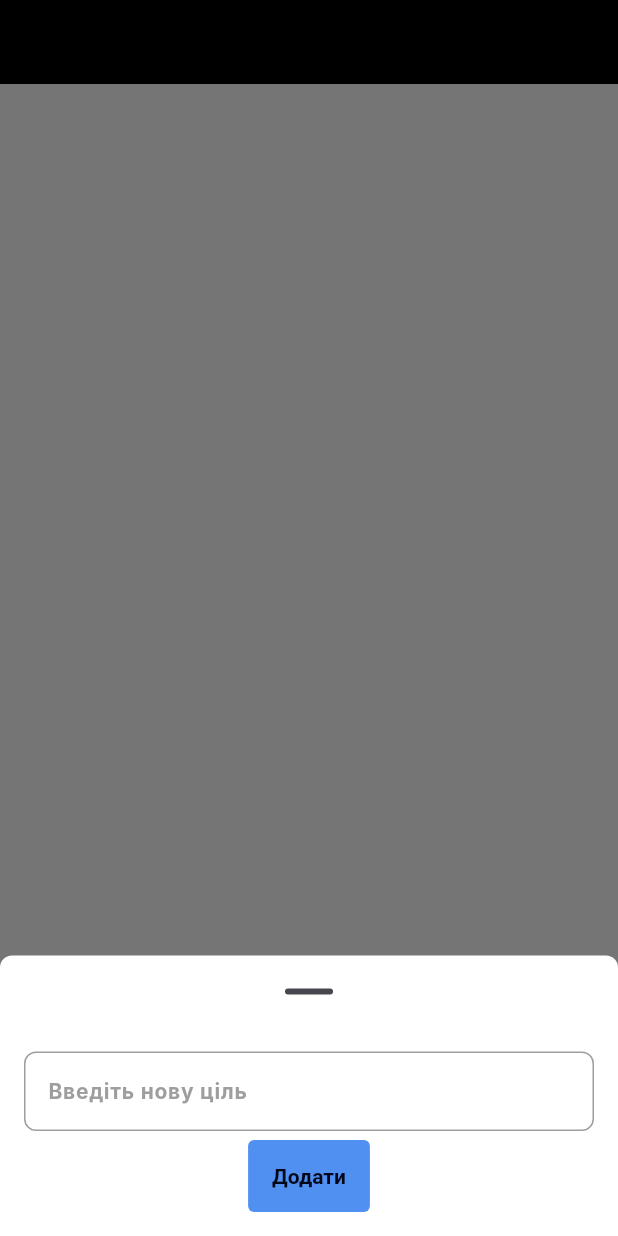
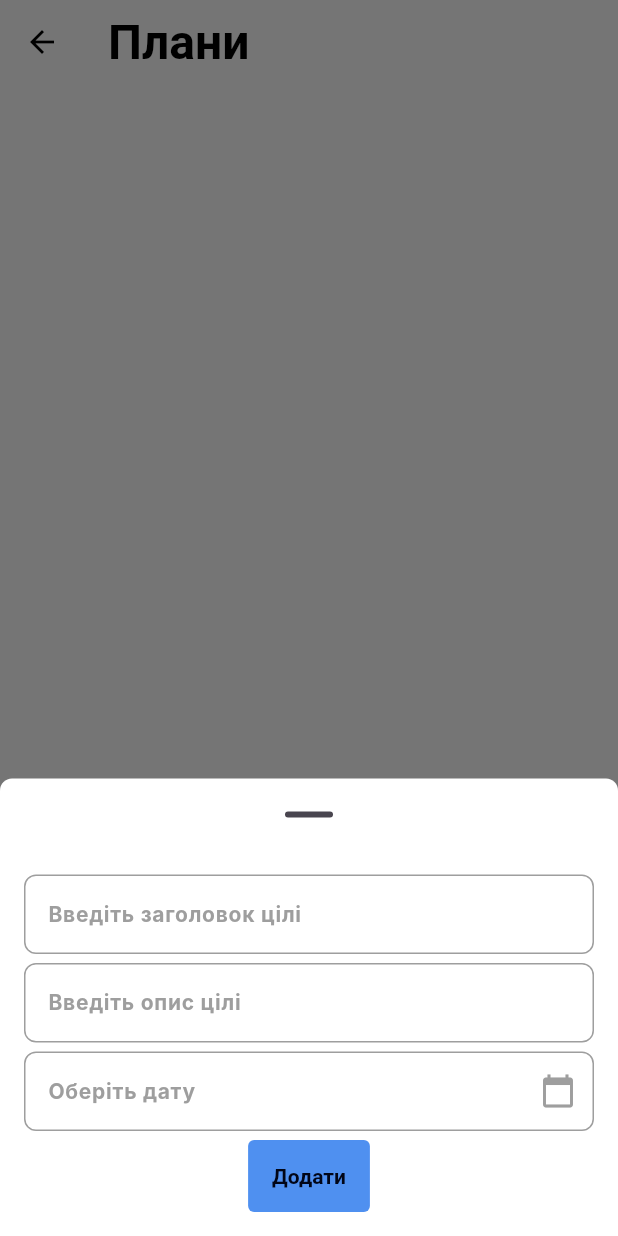
Before and after one commit to cvvalone/schedule, a Flutter app: the HomePage screen opened directly, item 3 of the bottom bar chosen, after a tap on the "add" icon, on a phone screen of 412 x 824 dp. Run offline on Flutter 3.47's test engine with Material 3 defaults, Android fonts, the phone set to English and light mode, and no system bars; our stand-ins replace bloc, equatable, firebase_auth, firebase_core, flutter_bloc, font_awesome_flutter and 4 more; missing offline and left inert: flow_builder; accounts and stored records are empty; Roboto replaces fonts that are missing (Inter).

Commit message:
Remaked Daily Tasks, fixed deleting and toggle

```diff
--- a/lib/main.dart
+++ b/lib/main.dart
@@ -3,12 +3,14 @@ import 'package:bloc/bloc.dart';
 import 'package:firebase_core/firebase_core.dart';
 import 'package:flutter/material.dart';
 import 'package:hive_flutter/adapters.dart';
+import 'package:intl/date_symbol_data_local.dart';
 import 'package:schedule/firebase_options.dart';
 import 'package:schedule/src/common/bloc/AppBlocObserver.dart';
 import 'package:schedule/src/data/repos/daily_task/model/daily_task.dart';
 import 'package:schedule/src/features/app/app.dart';
 
 Future<void> main() async {
+  await initializeDateFormatting('uk_UA', '');
   WidgetsFlutterBinding.ensureInitialized();
   Bloc.observer = const AppBlocObserver();
 
@@ -21,6 +23,7 @@ Future<void> main() async {
   await authentificationRepository.user.first;
 
   await Hive.initFlutter();
+
   Hive.registerAdapter(DailyTaskAdapter());
   await Hive.openBox<DailyTask>('tasks');
 
--- a/lib/src/data/repos/daily_task/model/daily_task.dart
+++ b/lib/src/data/repos/daily_task/model/daily_task.dart
@@ -4,26 +4,40 @@ part 'daily_task.g.dart';
 
 @HiveType(typeId: 0)
 class DailyTask {
-
   @HiveField(0)
   final String title;
 
   @HiveField(1)
+  final String description;
+
+  @HiveField(2)
   final String id;
 
-  @HiveField(2)
+  @HiveField(3)
+  final DateTime date;
+
+  @HiveField(4)
   final bool isCompleted;
 
   DailyTask({
     required this.title,
+    required this.description,
     required this.id,
+    required this.date,
     this.isCompleted = false,
   });
 
-  DailyTask copyWith({String? title, bool? isCompleted}) {
+  DailyTask copyWith({
+    String? title,
+    String? description,
+    DateTime? date,
+    bool? isCompleted,
+  }) {
     return DailyTask(
       title: title ?? this.title,
+      description: description ?? this.description,
       id: id,
+      date: date ?? this.date,
       isCompleted: isCompleted ?? this.isCompleted,
     );
   }
--- a/lib/src/features/daily/bloc/daily_event.dart
+++ b/lib/src/features/daily/bloc/daily_event.dart
@@ -8,8 +8,10 @@ class LoadDailyTask extends DailyEvent {}
 
 class AddDailyTask extends DailyEvent {
   final String title;
+  final String description;
+  final DateTime date;
 
-  AddDailyTask(this.title);
+  AddDailyTask(this.title, this.description, this.date);
 }
 
 class DeleteDailyTask extends DailyEvent {
--- a/lib/src/features/daily/view/daily_screen.dart
+++ b/lib/src/features/daily/view/daily_screen.dart
@@ -2,6 +2,7 @@ import 'package:flutter/material.dart';
 import 'package:flutter_bloc/flutter_bloc.dart';
 import 'package:schedule/src/features/daily/bloc/daily_bloc.dart';
 import 'package:schedule/src/utils/constants/sizes.dart';
+import 'package:schedule/src/utils/formatters/date_helper.dart';
 
 class DailyScreen extends StatefulWidget {
   const DailyScreen({super.key});
@@ -12,17 +13,26 @@ class DailyScreen extends StatefulWidget {
 
 class _DailyScreenState extends State<DailyScreen> {
   TextEditingController _dailyController = TextEditingController();
+  TextEditingController _descriptionController = TextEditingController();
+  TextEditingController _dateController = TextEditingController();
+  DateTime? _pickedDate;
 
   @override
   Widget build(BuildContext context) {
     final bloc = context.read<DailyBloc>();
     return Scaffold(
+      appBar: AppBar(
+        backgroundColor: Colors.transparent,
+        title: Text('Плани'),
+      ),
       body: Padding(
         padding: const EdgeInsets.all(8.0),
         child: BlocBuilder<DailyBloc, DailyState>(
           builder: (context, state) {
-            if(state is DailyLoading){
-              return Center(child: CircularProgressIndicator(),);
+            if (state is DailyLoading) {
+              return Center(
+                child: CircularProgressIndicator(),
+              );
             }
             if (state is DailyLoaded) {
               return ListView.builder(
@@ -30,27 +40,43 @@ class _DailyScreenState extends State<DailyScreen> {
                 itemBuilder: (context, index) {
                   final task = state.tasks[index];
                   return ListTile(
-                    title: Text(task.title),
-                    trailing: IconButton(
-                      icon: Icon(task.isCompleted
-                          ? Icons.check_box
-                          : Icons.check_box_outline_blank),
-                      onPressed: () => bloc.add(ToggleDailyStatus(task.id)),
+                    title: Text(
+                      task.title,
+                      style: TextStyle(
+                          decoration: task.isCompleted
+                              ? TextDecoration.lineThrough
+                              : null),
                     ),
+                    subtitle: Text(
+                      task.description.length > 30
+                          ? task.description.substring(0, 30) + '...'
+                          : task.description,
+                      style: TextStyle(
+                          decoration: task.isCompleted
+                              ? TextDecoration.lineThrough
+                              : null),
+                    ),
+                    leading: Checkbox(
+                        value: task.isCompleted,
+                        onChanged: (_) {
+                          setState(() {
+                            bloc.add(ToggleDailyStatus(task.id));
+                          });
+                        }),
                     onLongPress: () {
                       bloc.add(DeleteDailyTask(task.id));
                     },
                   );
                 },
               );
-            }else{
-            return Center(child: Text('Цілей поки немає.'));
+            } else {
+              return Center(child: Text('Цілей поки немає.'));
             }
           },
         ),
       ),
       floatingActionButton: FloatingActionButton(
-        onPressed: (){
+        onPressed: () {
           _showAddTaskDialog(context, bloc);
         },
         child: Icon(Icons.add),
@@ -75,16 +101,46 @@ class _DailyScreenState extends State<DailyScreen> {
               TextField(
                 controller: _dailyController,
                 decoration: InputDecoration(
-                  labelText: 'Введіть нову ціль',
+                  labelText: 'Введіть заголовок цілі',
                 ),
+              ),
+              SizedBox(height: ScheduleSizes.spaceBetweenItems),
+              TextField(
+                controller: _descriptionController,
+                decoration: InputDecoration(
+                  labelText: 'Введіть опис цілі',
+                ),
+              ),
+              SizedBox(height: ScheduleSizes.spaceBetweenItems),
+              TextField(
+                controller: _dateController,
+                decoration: InputDecoration(
+                  labelText: 'Оберіть дату',
+                  suffixIcon: Icon(Icons.calendar_today),
+                ),
+                onTap: () async {
+                  _pickedDate = await _selectDate();
+                  if (_pickedDate != null) {
+                    _dateController.text = DateHelper.formatDate(_pickedDate!);
+                  }
+                },
               ),
               SizedBox(height: ScheduleSizes.spaceBetweenItems),
               ElevatedButton(
                 onPressed: () {
                   final taskTitle = _dailyController.text.trim();
-                  if(taskTitle.isNotEmpty){
-                    bloc.add(AddDailyTask(_dailyController.text));
+                  final taskDescription = _descriptionController.text.trim();
+                  if (taskTitle.isNotEmpty &&
+                      taskDescription.isNotEmpty &&
+                      _pickedDate != null) {
+                    bloc.add(AddDailyTask(
+                      taskTitle,
+                      taskDescription,
+                      _pickedDate!,
+                    ));
                     _dailyController.clear();
+                    _descriptionController.clear();
+                    _dateController.clear();
                     Navigator.pop(context);
                   }
                 },
@@ -97,6 +153,19 @@ class _DailyScreenState extends State<DailyScreen> {
     );
   }
 
+  Future<DateTime?> _selectDate() async {
+    DateTime currentDate = DateTime.now();
+    DateTime? selectedDate = await showDatePicker(
+        context: context,
+        initialDate: currentDate,
+        firstDate: currentDate,
+        lastDate: DateTime(2100));
+    if (selectedDate != null) {
+      return selectedDate;
+    }
+    return null;
+  }
+
   @override
   void dispose() {
     _dailyController.dispose();
--- a/lib/src/features/home/widget/home_page.dart
+++ b/lib/src/features/home/widget/home_page.dart
@@ -5,7 +5,8 @@ import 'package:schedule/src/data/repos/daily_task/model/daily_task.dart';
 import 'package:schedule/src/features/app/bloc/app_bloc.dart';
 import 'package:schedule/src/features/daily/bloc/daily_bloc.dart';
 import 'package:schedule/src/features/daily/view/daily_screen.dart';
-import 'package:schedule/src/features/home/widget/home_screen.dart';
+import 'package:schedule/src/features/schedule/view/schedule_screen.dart';
+import 'package:schedule/src/features/today/view/today_screen.dart';
 
 class HomePage extends StatefulWidget {
   const HomePage({super.key});
@@ -34,20 +35,7 @@ class _HomePageState extends State<HomePage> {
   @override
   Widget build(BuildContext context) {
     final user = context.select((AppBloc bloc) => bloc.state.user);
-    final String? photo = user.photo;
     return Scaffold(
-      appBar: AppBar(
-        title: const Text('VTFC'),
-        actions: <Widget>[
-          IconButton(
-            key: const Key('homePage_logout_iconButton'),
-            icon: const Icon(Icons.exit_to_app),
-            onPressed: () {
-              context.read<AppBloc>().add(const AppLogoutPressed());
-            },
-          ),
-        ],
-      ),
       body: PageView(
         onPageChanged: (value) {
           setState(() {
@@ -56,13 +44,8 @@ class _HomePageState extends State<HomePage> {
         },
         controller: _pageController,
         children: [
-          HomeScreen(
-            photo: photo,
-            user: user,
-          ),
-          Scaffold(
-            body: Text("Second"),
-          ),
+          TodayScreen(),
+          ScheduleMainScreen(),
           BlocProvider(
             create: (context) {
               final taskBox = Hive.box<DailyTask>('tasks');
@@ -71,7 +54,13 @@ class _HomePageState extends State<HomePage> {
             child: DailyScreen(),
           ),
           Scaffold(
-            body: Text("fourth"),
+            body: Center(
+              child: ElevatedButton(
+                  onPressed: () {
+                    context.read<AppBloc>().add(const AppLogoutPressed());
+                  },
+                  child: Text('Logout')),
+            ),
           ),
         ],
       ),
--- a/lib/src/features/home/widget/home_screen.dart
+++ /dev/null
@@ -1,38 +0,0 @@
-import 'package:authentication_repository/src/models/user.dart';
-import 'package:flutter/material.dart';
-
-class HomeScreen extends StatelessWidget {
-  HomeScreen({super.key, this.photo, required this.user});
-  String? photo;
-  User user;
-
-  @override
-  Widget build(BuildContext context) {
-    final textTheme = Theme.of(context).textTheme;
-    return Padding(
-      padding: EdgeInsets.all(16),
-      child: Align(
-        alignment: const Alignment(0, -1 / 3),
-        child: Column(
-          mainAxisSize: MainAxisSize.min,
-          children: <Widget>[
-            CircleAvatar(
-              radius: 48,
-              backgroundImage: photo != null ? NetworkImage(photo!) : null,
-              child: photo == null
-                  ? const Icon(
-                      Icons.person_outline,
-                      size: 48,
-                    )
-                  : null,
-            ),
-            const SizedBox(height: 4),
-            Text(user.email ?? '', style: textTheme.titleLarge),
-            const SizedBox(height: 4),
-            Text(user.name ?? '', style: textTheme.headlineSmall),
-          ],
-        ),
-      ),
-    );
-  }
-}
--- /dev/null
+++ b/lib/src/features/schedule/view/schedule_screen.dart
@@ -0,0 +1,21 @@
+import 'package:flutter/material.dart';
+
+
+class ScheduleMainScreen extends StatefulWidget {
+  const ScheduleMainScreen({super.key});
+
+  @override
+  State<ScheduleMainScreen> createState() => _ScheduleMainScreenState();
+}
+
+class _ScheduleMainScreenState extends State<ScheduleMainScreen> {
+  @override
+  Widget build(BuildContext context) {
+    return Scaffold(
+      appBar:  AppBar(
+        backgroundColor: Colors.transparent,
+        title: Text('Розклад'),
+      ),
+    );
+  }
+}
--- /dev/null
+++ b/lib/src/features/today/view/today_screen.dart
@@ -0,0 +1,22 @@
+import 'package:flutter/material.dart';
+import 'package:schedule/src/utils/constants/sizes.dart';
+import 'package:schedule/src/utils/formatters/date_helper.dart';
+
+class TodayScreen extends StatefulWidget {
+  const TodayScreen({super.key});
+
+  @override
+  State<TodayScreen> createState() => _TodayScreenState();
+}
+
+class _TodayScreenState extends State<TodayScreen> {
+  @override
+  Widget build(BuildContext context) {
+    return Scaffold(
+      appBar:  AppBar(
+        centerTitle: true,
+        title: Text(DateHelper.formatDate(DateTime.now()), style: TextStyle(fontSize: ScheduleSizes.fontSizeLg),),
+      ),
+    );
+  }
+}
--- a/lib/src/utils/constants/sizes.dart
+++ b/lib/src/utils/constants/sizes.dart
@@ -4,7 +4,7 @@ class ScheduleSizes {
 // Font sizes
   static const double fontSizeSm = 14.0;
   static const double fontSizeMd = 16.0;
-  static const double fontSizeLg = 18.0;
+  static const double fontSizeLg = 20.0;
 
 // Button sizes
   static const double buttonHeight = 36.0;
--- /dev/null
+++ b/lib/src/utils/formatters/date_helper.dart
@@ -0,0 +1,8 @@
+import 'package:intl/intl.dart';
+
+class DateHelper {
+  static String formatDate(DateTime date) {
+    final DateFormat formatter = DateFormat("d MMMM, yyyy", "uk_UA");
+    return formatter.format(date);
+  }
+}
--- a/pubspec.yaml
+++ b/pubspec.yaml
@@ -27,6 +27,7 @@ dependencies:
   dio: ^5.4.0
   hive: ^2.2.3
   hive_flutter: ^1.1.0
+  intl: ^0.20.1
 
 dev_dependencies:
   bloc_test: ^9.0.0
```
Also changed, not shown: lib/src/features/daily/bloc/daily_bloc.dart (+13 -6 lines), lib/src/data/repos/daily_task/model/daily_task.g.dart, pubspec.lock.
